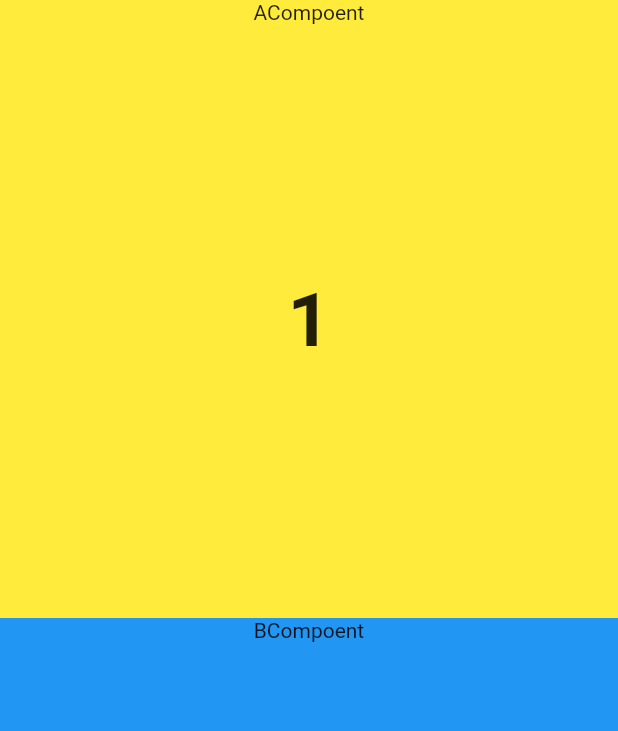
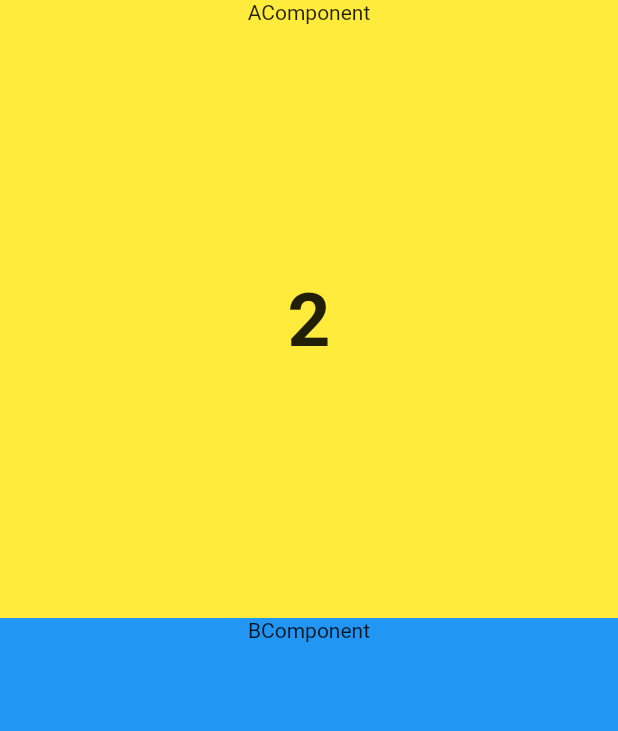
Before and after one commit to gitthathonor/flutter_state, a Flutter app: the screen it shows after launch, after a tap on "숫자증가", on a phone screen of 412 x 824 dp. Shown: the top 731 px of the screen. Run offline on Flutter 3.47's test engine with Material 2 defaults, Android fonts, the phone set to English and light mode, and no system bars.

Commit message:
setState를 통해서 상태값 변경 가능

```diff
--- a/lib/main.dart
+++ b/lib/main.dart
@@ -6,7 +6,7 @@ void main() {
 
 class MyApp extends StatelessWidget {
   const MyApp({Key? key}) : super(key: key);
-
+  // This widget is the root of your application.
   @override
   Widget build(BuildContext context) {
     return MaterialApp(
@@ -15,6 +15,7 @@ class MyApp extends StatelessWidget {
   }
 }
 
+// 화면
 class HomePage extends StatefulWidget {
   const HomePage({Key? key}) : super(key: key);
 
@@ -25,29 +26,30 @@ class HomePage extends StatefulWidget {
 class _HomePageState extends State<HomePage> {
   int num = 1;
 
-  void increase() {
+  void Increase() {
+    // setState없이 num++ 로는 rebuild가 안됨.
     setState(() {
+      // 값을 변경하면서 rebuild가 되게 함.
       num++;
     });
   }
 
   @override
   Widget build(BuildContext context) {
-    double size = MediaQuery.of(context).size.width;
-    double screenSize = size * 0.8;
     return Scaffold(
       body: Column(
         crossAxisAlignment: CrossAxisAlignment.stretch,
         children: [
           Expanded(child: AComponent(num)),
-          Expanded(child: BComponent(increase)),
+          Expanded(child: BComponent(Increase)),
+          // Increase를 전달하는거.
         ],
       ),
     );
   }
 }
 
-// 컨슈머(소비자)
+// 컨슈머
 class AComponent extends StatelessWidget {
   final int num;
   const AComponent(this.num, {Key? key}) : super(key: key);
@@ -58,12 +60,15 @@ class AComponent extends StatelessWidget {
       color: Colors.yellow,
       child: Column(
         children: [
-          Text("ACompoent"),
+          Text("AComponent"),
           Expanded(
             child: Align(
               child: Text(
                 "$num",
-                style: TextStyle(fontSize: 50, fontWeight: FontWeight.bold),
+                style: TextStyle(
+                  fontSize: 50,
+                  fontWeight: FontWeight.bold,
+                ),
               ),
             ),
           )
@@ -73,10 +78,10 @@ class AComponent extends StatelessWidget {
   }
 }
 
-// 서플라이어 공급자
+// 서플라이어 ( 공급자 )
 class BComponent extends StatelessWidget {
-  final Function increase;
-  const BComponent(this.increase, {Key? key}) : super(key: key);
+  final Function Increase;
+  const BComponent(this.Increase, {Key? key}) : super(key: key);
 
   @override
   Widget build(BuildContext context) {
@@ -84,18 +89,23 @@ class BComponent extends StatelessWidget {
       color: Colors.blue,
       child: Column(
         children: [
-          Text("BCompoent"),
+          Text("BComponent"),
           Expanded(
             child: Align(
               child: ElevatedButton(
-                onPressed: () {},
+                onPressed: () {
+                  Increase();
+                },
                 child: Text(
                   "숫자증가",
-                  style: TextStyle(fontSize: 50, fontWeight: FontWeight.bold),
+                  style: TextStyle(
+                    fontSize: 50,
+                    fontWeight: FontWeight.bold,
+                  ),
                 ),
               ),
             ),
-          ),
+          )
         ],
       ),
     );
```
